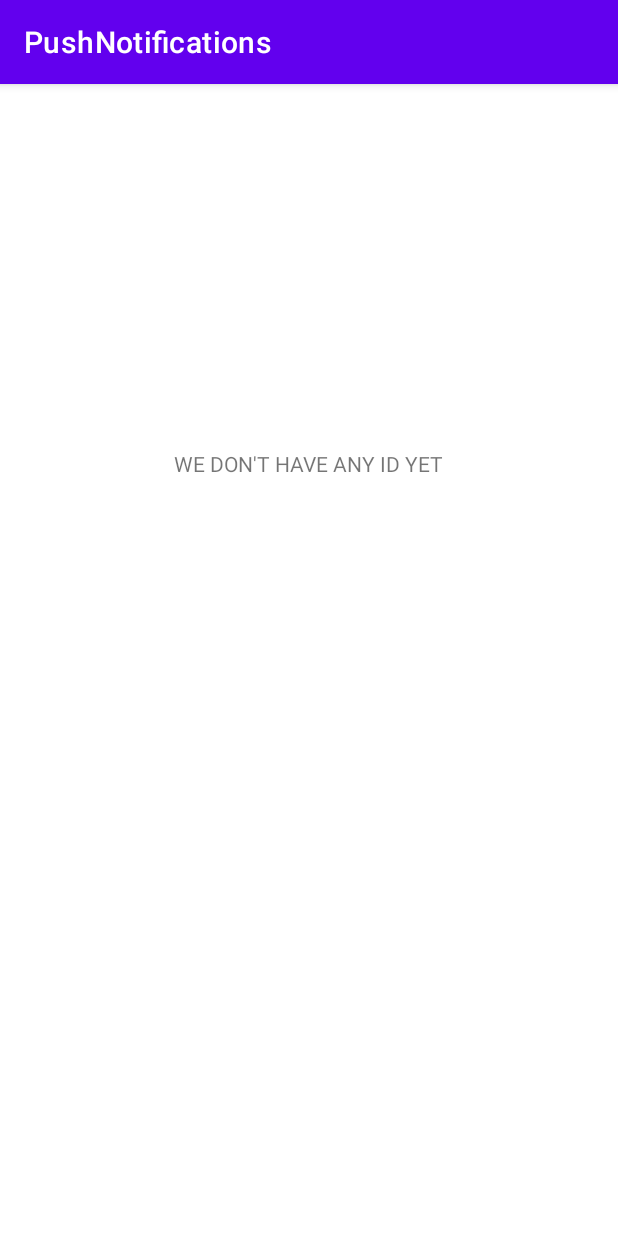
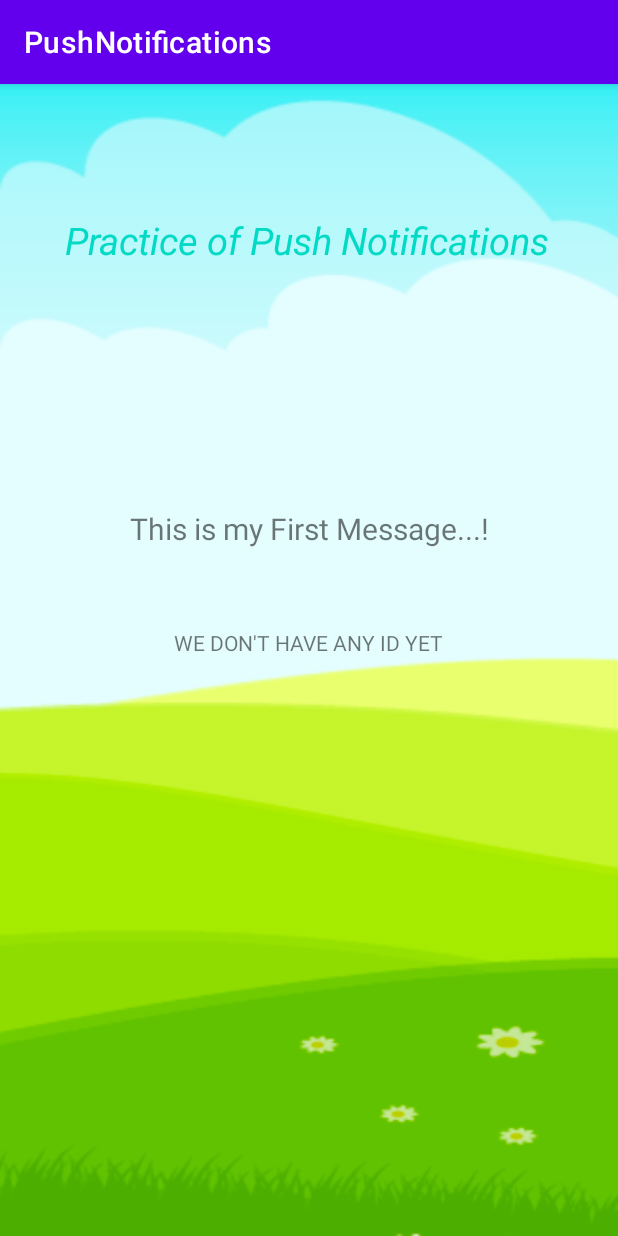
Before and after one commit to GabrielaA07/Practica-13-Soluciones-Moviles-1--Atahuachi, an Android app: the screen it shows after launch (MainActivity), on a phone screen of 412 x 824 dp. Run offline under Robolectric (Android 15) with nearby library versions, the phone set to English and light mode, and no system bars; 1 statement that could not run was skipped.

Commit message:
Práctica 13 - Versión 02

```diff
--- a/app/src/main/java/com/example/pushnotifications/activities/MainActivity.java
+++ b/app/src/main/java/com/example/pushnotifications/activities/MainActivity.java
@@ -27,7 +27,7 @@ import org.w3c.dom.Text;
 
 public class MainActivity extends AppCompatActivity {
     TextView txtRegId, txtMessage;
-    //parapoder ver el canal de notificaciones
+    //para poder ver el canal de notificaciones
     BroadcastReceiver broadcastReceiver;
     private static String TAG = MainActivity.class.getSimpleName();
 
--- a/app/src/main/res/layout/activity_main.xml
+++ b/app/src/main/res/layout/activity_main.xml
@@ -4,25 +4,47 @@
     xmlns:tools="http://schemas.android.com/tools"
     android:layout_width="match_parent"
     android:layout_height="match_parent"
-    tools:context=".activities.MainActivity">
+    tools:context=".activities.MainActivity"
+    android:background="@drawable/fondo">
 
     <TextView
         android:layout_width="wrap_content"
         android:layout_height="wrap_content"
         android:id="@+id/text_message"
-        app:layout_constraintHorizontal_bias="0.501"
+        android:textSize="20dp"
+        android:text="@string/message"
         app:layout_constraintBottom_toBottomOf="parent"
+        app:layout_constraintEnd_toEndOf="parent"
         app:layout_constraintLeft_toLeftOf="parent"
         app:layout_constraintRight_toRightOf="parent"
+        app:layout_constraintStart_toStartOf="parent"
         app:layout_constraintTop_toTopOf="parent"
-        app:layout_constraintVertical_bias="0.675" />
+        app:layout_constraintVertical_bias="0.382" />
 
     <TextView
         android:id="@+id/reg_id"
         android:layout_width="wrap_content"
         android:layout_height="wrap_content"
+        android:text="TextView"
+        app:layout_constraintBottom_toBottomOf="parent"
+        app:layout_constraintTop_toBottomOf="@+id/text_message"
+        app:layout_constraintEnd_toEndOf="parent"
+        app:layout_constraintStart_toStartOf="parent"
+        app:layout_constraintVertical_bias="0.12" />
+
+    <TextView
+        android:id="@+id/textView"
+        android:layout_width="wrap_content"
+        android:layout_height="wrap_content"
+        android:text="@string/name"
+        android:textSize="25dp"
+        android:textStyle="italic"
         app:layout_constraintBottom_toTopOf="@+id/text_message"
         app:layout_constraintEnd_toEndOf="parent"
+        app:layout_constraintHorizontal_bias="0.492"
         app:layout_constraintStart_toStartOf="parent"
-        app:layout_constraintTop_toTopOf="parent" />
+        app:layout_constraintTop_toTopOf="parent"
+        app:layout_constraintVertical_bias="0.35"
+        android:textColor="@color/colorAccent"/>
+
 </androidx.constraintlayout.widget.ConstraintLayout>
--- a/app/src/main/res/values/colors.xml
+++ b/app/src/main/res/values/colors.xml
@@ -7,4 +7,7 @@
     <color name="teal_700">#FF018786</color>
     <color name="black">#FF000000</color>
     <color name="white">#FFFFFFFF</color>
+    <color name="colorPrimary">#6200EE</color>
+    <color name="colorPrimaryDark">#3700B3</color>
+    <color name="colorAccent">#03DAC5</color>
 </resources>
--- a/app/src/main/res/values/strings.xml
+++ b/app/src/main/res/values/strings.xml
@@ -1,3 +1,6 @@
 <resources>
     <string name="app_name">PushNotifications</string>
+    <string name="message">This is my First Message...!</string>
+    <string name="name">Practice of Push Notifications</string>
+
 </resources>
```
Also changed, not shown: app/src/main/res/drawable-v24/fondo.png (added), app/src/main/res/drawable-v24/ic_start_notify.png (added).
